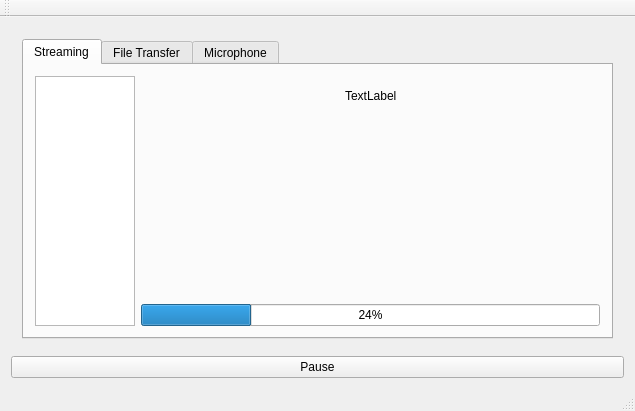
Old version of the form CommAudioServer/mainwindow.ui in the repository jerrybeanman/CommAudio.
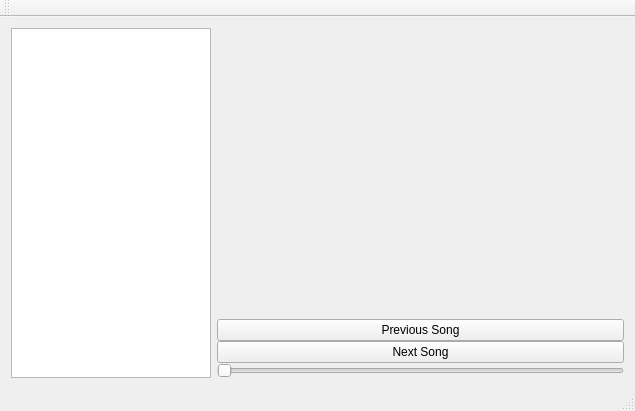
New version of the form. The open tabs and pages were chosen to show the change.

Commit message: Updated client and server GUI

The edit to the form file:
```diff
--- a/CommAudioServer/mainwindow.ui
+++ b/CommAudioServer/mainwindow.ui
@@ -14,196 +14,8 @@
    <string>MainWindow</string>
   </property>
   <widget class="QWidget" name="centralWidget">
-   <layout class="QVBoxLayout" name="verticalLayout">
-    <item>
-     <widget class="QStackedWidget" name="stackedWidget">
-      <property name="currentIndex">
-       <number>1</number>
-      </property>
-      <widget class="QWidget" name="page">
-       <layout class="QHBoxLayout" name="horizontalLayout_3">
-        <item>
          <layout class="QHBoxLayout" name="horizontalLayout">
           <item>
-           <spacer name="horizontalSpacer_2">
-            <property name="orientation">
-             <enum>Qt::Horizontal</enum>
-            </property>
-            <property name="sizeHint" stdset="0">
-             <size>
-              <width>40</width>
-              <height>20</height>
-             </size>
-            </property>
-           </spacer>
-          </item>
-          <item>
-           <widget class="QLabel" name="label">
-            <property name="text">
-             <string>Server IP Address</string>
-            </property>
-           </widget>
-          </item>
-          <item>
-           <widget class="QLineEdit" name="serverIPAddr">
-            <property name="maximumSize">
-             <size>
-              <width>110</width>
-              <height>16777215</height>
-             </size>
-            </property>
-            <property name="inputMask">
-             <string>000.000.000.000;_</string>
-            </property>
-           </widget>
-          </item>
-          <item>
-           <spacer name="horizontalSpacer">
-            <property name="orientation">
-             <enum>Qt::Horizontal</enum>
-            </property>
-            <property name="sizeHint" stdset="0">
-             <size>
-              <width>40</width>
-              <height>20</height>
-             </size>
-            </property>
-           </spacer>
-          </item>
-          <item>
-           <layout class="QVBoxLayout" name="verticalLayout_6">
-            <property name="leftMargin">
-             <number>30</number>
-            </property>
-            <item>
-             <spacer name="verticalSpacer_4">
-              <property name="orientation">
-               <enum>Qt::Vertical</enum>
-              </property>
-              <property name="sizeHint" stdset="0">
-               <size>
-                <width>20</width>
-                <height>40</height>
-               </size>
-              </property>
-             </spacer>
-            </item>
-            <item>
-             <widget class="QPushButton" name="connectButton">
-              <property name="text">
-               <string>Connect</string>
-              </property>
-             </widget>
-            </item>
-           </layout>
-          </item>
-         </layout>
-        </item>
-       </layout>
-      </widget>
-      <widget class="QWidget" name="page_2">
-       <layout class="QHBoxLayout" name="horizontalLayout_4">
-        <item>
-         <widget class="QTabWidget" name="tabWidget">
-          <property name="currentIndex">
-           <number>1</number>
-          </property>
-          <widget class="QWidget" name="streaming">
-           <attribute name="title">
-            <string>Streaming</string>
-           </attribute>
-           <layout class="QHBoxLayout" name="horizontalLayout_5">
-            <item>
-             <widget class="QListWidget" name="serverSongList">
-              <property name="maximumSize">
-               <size>
-                <width>100</width>
-                <height>16777215</height>
-               </size>
-              </property>
-             </widget>
-            </item>
-            <item>
-             <layout class="QVBoxLayout" name="verticalLayout_2">
-              <property name="leftMargin">
-               <number>0</number>
-              </property>
-              <property name="topMargin">
-               <number>0</number>
-              </property>
-              <item>
-               <layout class="QHBoxLayout" name="horizontalLayout_6">
-                <property name="leftMargin">
-                 <number>0</number>
-                </property>
-                <property name="topMargin">
-                 <number>10</number>
-                </property>
-                <item>
-                 <spacer name="horizontalSpacer_3">
-                  <property name="orientation">
-                   <enum>Qt::Horizontal</enum>
-                  </property>
-                  <property name="sizeHint" stdset="0">
-                   <size>
-                    <width>40</width>
-                    <height>20</height>
-                   </size>
-                  </property>
-                 </spacer>
-                </item>
-                <item>
-                 <widget class="QLabel" name="label_2">
-                  <property name="text">
-                   <string>TextLabel</string>
-                  </property>
-                 </widget>
-                </item>
-                <item>
-                 <spacer name="horizontalSpacer_4">
-                  <property name="orientation">
-                   <enum>Qt::Horizontal</enum>
-                  </property>
-                  <property name="sizeHint" stdset="0">
-                   <size>
-                    <width>40</width>
-                    <height>20</height>
-                   </size>
-                  </property>
-                 </spacer>
-                </item>
-               </layout>
-              </item>
-              <item>
-               <spacer name="verticalSpacer">
-                <property name="orientation">
-                 <enum>Qt::Vertical</enum>
-                </property>
-                <property name="sizeHint" stdset="0">
-                 <size>
-                  <width>20</width>
-                  <height>40</height>
-                 </size>
-                </property>
-               </spacer>
-              </item>
-              <item>
-               <widget class="QProgressBar" name="songProgress">
-                <property name="value">
-                 <number>24</number>
-                </property>
-               </widget>
-              </item>
-             </layout>
-            </item>
-           </layout>
-          </widget>
-          <widget class="QWidget" name="file_transfer">
-           <attribute name="title">
-            <string>File Transfer</string>
-           </attribute>
-           <layout class="QHBoxLayout" name="horizontalLayout_2">
-            <item>
              <widget class="QListWidget" name="listWidget_2">
               <property name="minimumSize">
                <size>
@@ -229,9 +41,21 @@
              </widget>
             </item>
             <item>
-             <layout class="QVBoxLayout" name="verticalLayout_4">
+     <layout class="QVBoxLayout" name="verticalLayout_2">
+      <property name="spacing">
+       <number>0</number>
+      </property>
+      <property name="leftMargin">
+       <number>0</number>
+      </property>
+      <property name="rightMargin">
+       <number>0</number>
+      </property>
+      <property name="bottomMargin">
+       <number>0</number>
+      </property>
               <item>
-               <spacer name="verticalSpacer_2">
+       <spacer name="verticalSpacer">
                 <property name="orientation">
                  <enum>Qt::Vertical</enum>
                 </property>
@@ -243,27 +67,6 @@
                 </property>
                </spacer>
               </item>
-              <item>
-               <widget class="QPushButton" name="filePicker">
-                <property name="text">
-                 <string>Select File</string>
-                </property>
-               </widget>
-              </item>
-              <item>
-               <widget class="QPushButton" name="pushButton">
-                <property name="text">
-                 <string>Play</string>
-                </property>
-               </widget>
-              </item>
-              <item>
-               <widget class="QPushButton" name="nextsongBtn">
-                <property name="text">
-                 <string>Next Song</string>
-                </property>
-               </widget>
-              </item>
               <item>
                <widget class="QPushButton" name="prevsongBtn">
                 <property name="text">
@@ -271,6 +74,13 @@
                 </property>
                </widget>
               </item>
+      <item>
+       <widget class="QPushButton" name="nextsongBtn">
+        <property name="text">
+         <string>Next Song</string>
+        </property>
+       </widget>
+      </item>
               <item>
                <widget class="QSlider" name="progressBar">
                 <property name="orientation">
@@ -282,55 +92,6 @@
             </item>
            </layout>
           </widget>
-          <widget class="QWidget" name="mic">
-           <attribute name="title">
-            <string>Microphone</string>
-           </attribute>
-           <layout class="QVBoxLayout" name="verticalLayout_5">
-            <item>
-             <spacer name="verticalSpacer_3">
-              <property name="orientation">
-               <enum>Qt::Vertical</enum>
-              </property>
-              <property name="sizeHint" stdset="0">
-               <size>
-                <width>20</width>
-                <height>40</height>
-               </size>
-              </property>
-             </spacer>
-            </item>
-            <item>
-             <widget class="QPushButton" name="recordButton">
-              <property name="text">
-               <string>Record Audio</string>
-              </property>
-             </widget>
-            </item>
-            <item>
-             <widget class="QPushButton" name="playRecordingButton">
-              <property name="text">
-               <string>Play Recording</string>
-              </property>
-             </widget>
-            </item>
-           </layout>
-          </widget>
-         </widget>
-        </item>
-       </layout>
-      </widget>
-     </widget>
-    </item>
-    <item>
-     <widget class="QPushButton" name="pauseBtn">
-      <property name="text">
-       <string>Pause</string>
-      </property>
-     </widget>
-    </item>
-   </layout>
-  </widget>
   <widget class="QMenuBar" name="menuBar">
    <property name="geometry">
     <rect>
```
Left out of the diff: 2 changed lines with no effect on the pictures. Lines whose indentation alone changed are shown as unchanged. The commit also changes 95 other files.
